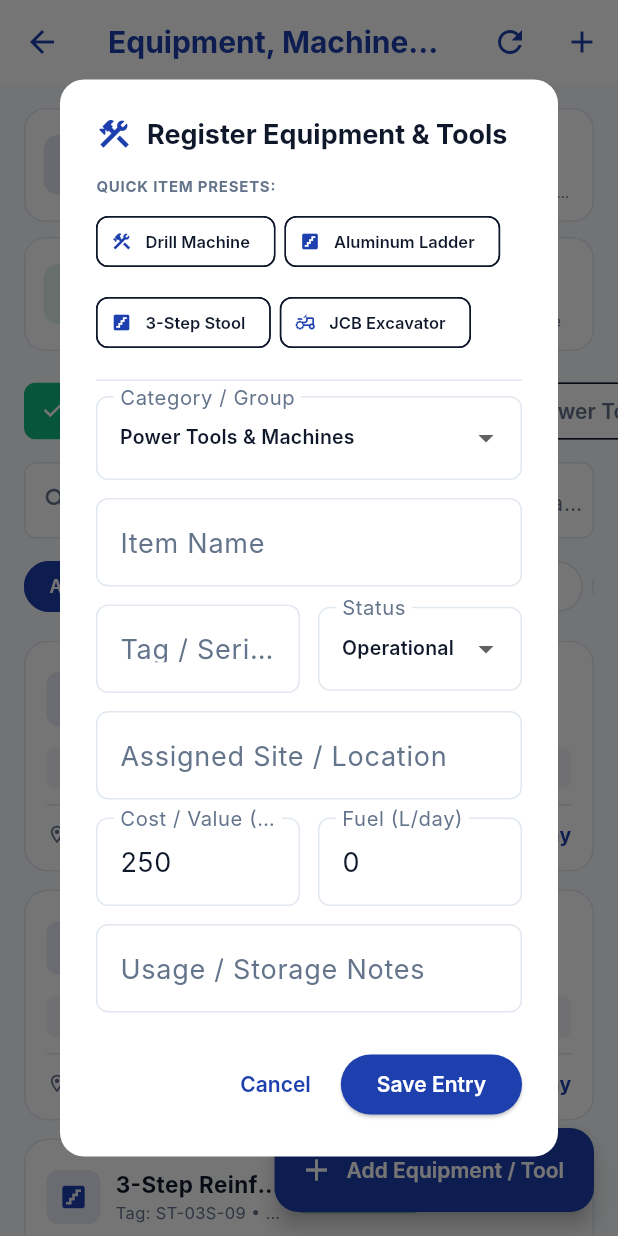
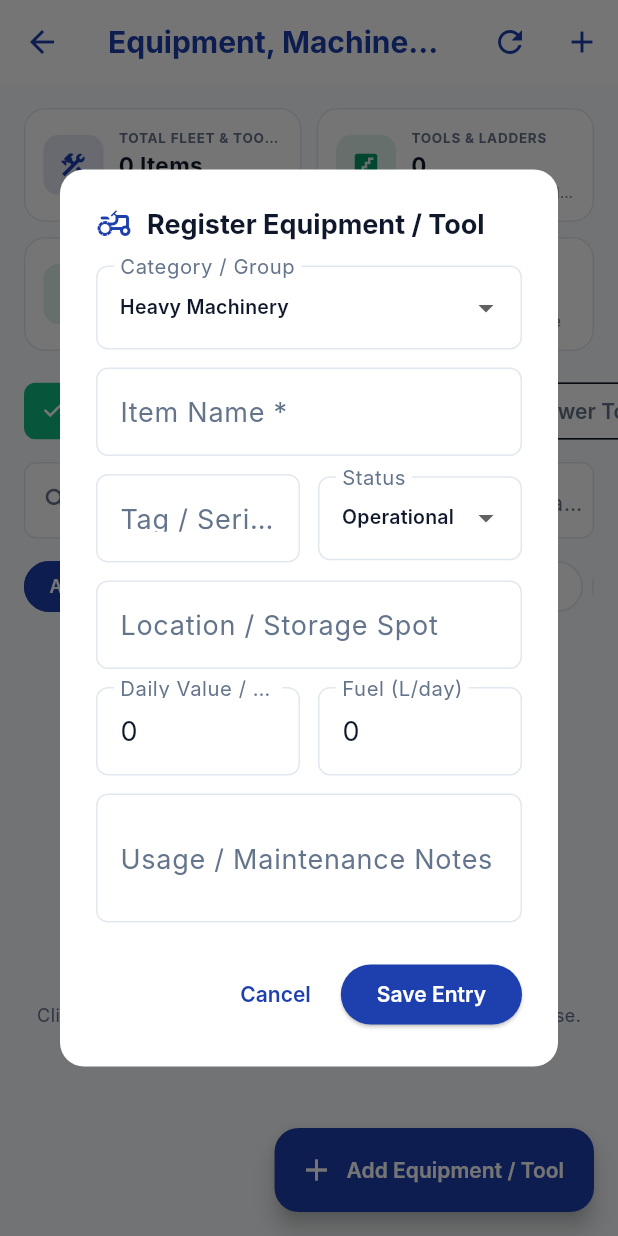
Before and after one commit to najibcode/ibuild, a Flutter app: the EquipmentListScreen screen opened directly, after a tap on the "add" icon, on a phone screen of 412 x 824 dp. Run offline on Flutter 3.47's test engine with Material 3 defaults, Android fonts, the phone set to English and light mode, and no system bars; our stand-ins replace cached_network_image, fl_chart, flutter_dotenv, flutter_riverpod, go_router, image_picker and 2 more; accounts and stored records are empty; Roboto replaces fonts that are missing (Inter).

Commit message:
feat: persist equipment data in Supabase with RLS policies and implement robust repository error handling.

```diff
--- a/lib/features/equipment/data/repositories/supabase_equipment_repository.dart
+++ b/lib/features/equipment/data/repositories/supabase_equipment_repository.dart
@@ -7,110 +7,30 @@ class SupabaseEquipmentRepository {
   SupabaseEquipmentRepository(this._client);
 
   Future<List<EquipmentItem>> fetchEquipment() async {
-    try {
     final response = await _client
         .from('equipment')
         .select()
-          .order('name', ascending: true);
-      final list = (response as List).map((json) => EquipmentItem.fromJson(json)).toList();
-      if (list.isNotEmpty) return list;
-      return _defaultItems();
-    } catch (_) {
-      return _defaultItems();
-    }
+        .order('created_at', ascending: false);
+    return (response as List).map((json) => EquipmentItem.fromJson(json)).toList();
   }
 
-  List<EquipmentItem> _defaultItems() {
-    return [
-      EquipmentItem(
-        id: 'eq-001',
-        name: 'Bosch Heavy Duty Drill Machine',
-        category: 'Power Tools & Machines',
-        tagNumber: 'TL-DRL-101',
-        siteName: 'Lorry / Tool Kit Box',
-        status: 'Operational',
-        rentalCostPerDay: 250,
-        fuelConsumptionLitersPerDay: 0,
-        notes: 'Carried in lorry tool box for lorry maintenance & site drilling',
-        createdAt: DateTime.now(),
-      ),
-      EquipmentItem(
-        id: 'eq-002',
-        name: '12ft Aluminum Extension Ladder',
-        category: 'Ladders & Climbing',
-        tagNumber: 'LD-12F-04',
-        siteName: 'Skyline Towers Phase 1',
-        status: 'In Use',
-        rentalCostPerDay: 150,
-        fuelConsumptionLitersPerDay: 0,
-        notes: 'Heavy duty anti-slip steps',
-        createdAt: DateTime.now(),
-      ),
-      EquipmentItem(
-        id: 'eq-003',
-        name: '3-Step Reinforced Steel Stool',
-        category: 'Ladders & Climbing',
-        tagNumber: 'ST-03S-09',
-        siteName: 'Main Site Warehouse',
-        status: 'Operational',
-        rentalCostPerDay: 80,
-        fuelConsumptionLitersPerDay: 0,
-        notes: 'Foldable large step stool',
-        createdAt: DateTime.now(),
-      ),
-      EquipmentItem(
-        id: 'eq-004',
-        name: 'JCB 3DX Backhoe Excavator',
-        category: 'Heavy Machinery',
-        tagNumber: 'EQ-JCB-909',
-        siteName: 'Sunrise Towers Site',
-        status: 'In Use',
-        rentalCostPerDay: 4500,
-        fuelConsumptionLitersPerDay: 45,
-        notes: 'Includes heavy bucket attachment',
-        createdAt: DateTime.now(),
-      ),
-      EquipmentItem(
-        id: 'eq-005',
-        name: 'Kirloskar 15kVA Power Generator',
-        category: 'Generators & Power Units',
-        tagNumber: 'GN-KIR-201',
-        siteName: 'Main Site',
-        status: 'Operational',
-        rentalCostPerDay: 1200,
-        fuelConsumptionLitersPerDay: 15,
-        notes: 'Backup power generator',
-        createdAt: DateTime.now(),
-      ),
-    ];
-  }
-
-
-  Future<EquipmentItem?> createEquipment(EquipmentItem item) async {
-    try {
+  Future<EquipmentItem> createEquipment(EquipmentItem item) async {
     final response = await _client
         .from('equipment')
         .insert(item.toJson())
         .select()
         .single();
     return EquipmentItem.fromJson(response);
-    } catch (_) {
-      return item;
-    }
   }
 
   Future<void> updateEquipment(EquipmentItem item) async {
-    try {
     await _client
         .from('equipment')
         .update(item.toJson())
         .eq('id', item.id);
-    } catch (_) {}
   }
 
   Future<void> deleteEquipment(String id) async {
-    try {
     await _client.from('equipment').delete().eq('id', id);
-    } catch (_) {}
   }
 }
--- a/lib/features/equipment/presentation/controllers/equipment_controller.dart
+++ b/lib/features/equipment/presentation/controllers/equipment_controller.dart
@@ -42,45 +42,48 @@ class EquipmentController extends StateNotifier<EquipmentState> {
   }
 
   Future<void> loadEquipment() async {
-    state = state.copyWith(isLoading: true);
+    state = state.copyWith(isLoading: true, error: null);
     try {
       final items = await _repo.fetchEquipment();
-      state = state.copyWith(items: items, isLoading: false);
+      state = state.copyWith(items: items, isLoading: false, error: null);
     } catch (e) {
       state = state.copyWith(isLoading: false, error: e.toString());
     }
   }
 
-  Future<void> addEquipment(EquipmentItem item) async {
+  Future<bool> addEquipment(EquipmentItem item) async {
     try {
       final created = await _repo.createEquipment(item);
-      final list = [...state.items, created ?? item];
-      state = state.copyWith(items: list);
+      final list = [created, ...state.items];
+      state = state.copyWith(items: list, error: null);
+      return true;
     } catch (e) {
-      final list = [...state.items, item];
-      state = state.copyWith(items: list);
+      state = state.copyWith(error: e.toString());
+      return false;
     }
   }
 
-  Future<void> updateEquipment(EquipmentItem item) async {
+  Future<bool> updateEquipment(EquipmentItem item) async {
     try {
       await _repo.updateEquipment(item);
       final list = state.items.map((e) => e.id == item.id ? item : e).toList();
-      state = state.copyWith(items: list);
-    } catch (_) {
-      final list = state.items.map((e) => e.id == item.id ? item : e).toList();
-      state = state.copyWith(items: list);
+      state = state.copyWith(items: list, error: null);
+      return true;
+    } catch (e) {
+      state = state.copyWith(error: e.toString());
+      return false;
     }
   }
 
-  Future<void> deleteEquipment(String id) async {
+  Future<bool> deleteEquipment(String id) async {
     try {
       await _repo.deleteEquipment(id);
       final list = state.items.where((e) => e.id != id).toList();
-      state = state.copyWith(items: list);
-    } catch (_) {
-      final list = state.items.where((e) => e.id != id).toList();
-      state = state.copyWith(items: list);
+      state = state.copyWith(items: list, error: null);
+      return true;
+    } catch (e) {
+      state = state.copyWith(error: e.toString());
+      return false;
     }
   }
 }
--- a/lib/features/equipment/presentation/screens/equipment_list_screen.dart
+++ b/lib/features/equipment/presentation/screens/equipment_list_screen.dart
@@ -2,6 +2,7 @@ import 'package:flutter/material.dart';
 import 'package:flutter_riverpod/flutter_riverpod.dart';
 import '../../../../core/theme/app_colors.dart';
 import '../../../../core/widgets/search_filter_bar.dart';
+import '../../../projects/presentation/controllers/project_controller.dart';
 import '../../data/models/equipment_model.dart';
 import '../controllers/equipment_controller.dart';
 
@@ -41,18 +42,21 @@ class _EquipmentListScreenState extends ConsumerState<EquipmentListScreen> {
   }
 
   void _showEquipmentFormDialog(BuildContext context, {EquipmentItem? existingItem}) {
+    final projects = ref.read(projectControllerProvider).projects;
+
     final nameCtrl = TextEditingController(text: existingItem?.name ?? '');
     final tagCtrl = TextEditingController(text: existingItem?.tagNumber ?? '');
     final siteCtrl = TextEditingController(text: existingItem?.siteName ?? '');
     final rentalCtrl = TextEditingController(
-      text: existingItem != null ? existingItem.rentalCostPerDay.toInt().toString() : '250',
+      text: existingItem != null ? existingItem.rentalCostPerDay.toStringAsFixed(0) : '0',
     );
     final fuelCtrl = TextEditingController(
-      text: existingItem != null ? existingItem.fuelConsumptionLitersPerDay.toInt().toString() : '0',
+      text: existingItem != null ? existingItem.fuelConsumptionLitersPerDay.toStringAsFixed(0) : '0',
     );
     final notesCtrl = TextEditingController(text: existingItem?.notes ?? '');
-    String selectedCategory = existingItem?.category ?? 'Power Tools & Machines';
+    String selectedCategory = existingItem?.category ?? _categories.first;
     String selectedStatus = existingItem?.status ?? 'Operational';
+    String? selectedProjectId = existingItem?.projectId;
 
     showDialog(
       context: context,
@@ -71,7 +75,7 @@ class _EquipmentListScreenState extends ConsumerState<EquipmentListScreen> {
                   const SizedBox(width: 10),
                   Expanded(
                     child: Text(
-                      existingItem == null ? 'Register Equipment & Tools' : 'Edit Equipment / Tool',
+                      existingItem == null ? 'Register Equipment / Tool' : 'Edit Equipment / Tool',
                       style: TextStyle(fontSize: 18, color: AppColors.text(context), fontWeight: FontWeight.bold),
                     ),
                   ),
@@ -82,29 +86,7 @@ class _EquipmentListScreenState extends ConsumerState<EquipmentListScreen> {
                   mainAxisSize: MainAxisSize.min,
                   crossAxisAlignment: CrossAxisAlignment.start,
                   children: [
-                    // Quick Presets helper for new entries
-                    if (existingItem == null) ...[
-                      Text(
-                        'QUICK ITEM PRESETS:',
-                        style: TextStyle(fontSize: 10, fontWeight: FontWeight.bold, color: AppColors.mutedText(context), letterSpacing: 0.5),
-                      ),
-                      const SizedBox(height: 6),
-                      Wrap(
-                        spacing: 6,
-                        runSpacing: 6,
-                        children: [
-                          _presetChip('Drill Machine', 'Power Tools & Machines', 'TL-DRL-101', 'Lorry / Tool Box', '250', '0', 'Carried in lorry for site & vehicle work', nameCtrl, tagCtrl, siteCtrl, rentalCtrl, fuelCtrl, notesCtrl, setDialogState, (c) => selectedCategory = c),
-                          _presetChip('Aluminum Ladder', 'Ladders & Climbing', 'LD-12F-04', 'Skyline Phase 1', '150', '0', '12ft heavy duty extension ladder', nameCtrl, tagCtrl, siteCtrl, rentalCtrl, fuelCtrl, notesCtrl, setDialogState, (c) => selectedCategory = c),
-                          _presetChip('3-Step Stool', 'Ladders & Climbing', 'ST-03S-09', 'Main Warehouse', '80', '0', 'Large reinforced step stool', nameCtrl, tagCtrl, siteCtrl, rentalCtrl, fuelCtrl, notesCtrl, setDialogState, (c) => selectedCategory = c),
-                          _presetChip('JCB Excavator', 'Heavy Machinery', 'EQ-JCB-909', 'Sunrise Towers', '4500', '45', 'Heavy excavator bucket', nameCtrl, tagCtrl, siteCtrl, rentalCtrl, fuelCtrl, notesCtrl, setDialogState, (c) => selectedCategory = c),
-                        ],
-                      ),
-                      const SizedBox(height: 14),
-                      const Divider(),
-                      const SizedBox(height: 10),
-                    ],
-
-                    // Category Selection Dropdown
+                    // Category Selection
                     DropdownButtonFormField<String>(
                       value: _categories.contains(selectedCategory) ? selectedCategory : _categories.first,
                       dropdownColor: AppColors.cardBg(context),
@@ -122,13 +104,13 @@ class _EquipmentListScreenState extends ConsumerState<EquipmentListScreen> {
                     ),
                     const SizedBox(height: 12),
 
-                    // Equipment / Tool Name
+                    // Equipment Name
                     TextField(
                       controller: nameCtrl,
                       style: TextStyle(color: AppColors.text(context)),
                       decoration: InputDecoration(
-                        labelText: 'Item Name',
-                        hintText: 'e.g. Bosch Heavy Drill Machine, 12ft Ladder, Large Stool',
+                        labelText: 'Item Name *',
+                        hintText: 'e.g. Bosch Heavy Duty Drill Machine',
                         labelStyle: TextStyle(color: AppColors.mutedText(context)),
                       ),
                     ),
@@ -169,13 +151,45 @@ class _EquipmentListScreenState extends ConsumerState<EquipmentListScreen> {
                     ),
                     const SizedBox(height: 12),
 
-                    // Site / Storage Location
+                    // Project Assignment Dropdown (if projects exist)
+                    if (projects.isNotEmpty) ...[
+                      DropdownButtonFormField<String?>(
+                        value: selectedProjectId,
+                        dropdownColor: AppColors.cardBg(context),
+                        decoration: InputDecoration(
+                          labelText: 'Assigned Project',
+                          labelStyle: TextStyle(color: AppColors.mutedText(context)),
+                        ),
+                        items: [
+                          DropdownMenuItem<String?>(
+                            value: null,
+                            child: Text('Unassigned / Central Pool', style: TextStyle(color: AppColors.text(context), fontSize: 13)),
+                          ),
+                          ...projects.map((p) => DropdownMenuItem<String?>(
+                                value: p.id,
+                                child: Text(p.name, style: TextStyle(color: AppColors.text(context), fontSize: 13)),
+                              )),
+                        ],
+                        onChanged: (val) {
+                          setDialogState(() {
+                            selectedProjectId = val;
+                            if (val != null) {
+                              final matched = projects.firstWhere((p) => p.id == val);
+                              siteCtrl.text = matched.name;
+                            }
+                          });
+                        },
+                      ),
+                      const SizedBox(height: 12),
+                    ],
+
+                    // Site / Storage Location Name
                     TextField(
                       controller: siteCtrl,
                       style: TextStyle(color: AppColors.text(context)),
                       decoration: InputDecoration(
-                        labelText: 'Assigned Site / Location',
-                        hintText: 'e.g. Lorry Tool Box, Skyline Towers, Main Warehouse',
+                        labelText: 'Location / Storage Spot',
+                        hintText: 'e.g. Lorry Tool Box, Main Warehouse, Site B',
                         labelStyle: TextStyle(color: AppColors.mutedText(context)),
                       ),
                     ),
@@ -189,7 +203,7 @@ class _EquipmentListScreenState extends ConsumerState<EquipmentListScreen> {
                             keyboardType: TextInputType.number,
                             style: TextStyle(color: AppColors.text(context)),
                             decoration: InputDecoration(
-                              labelText: 'Cost / Value (₹/day)',
+                              labelText: 'Daily Value / Rate (₹)',
                               labelStyle: TextStyle(color: AppColors.mutedText(context)),
                             ),
                           ),
@@ -211,13 +225,14 @@ class _EquipmentListScreenState extends ConsumerState<EquipmentListScreen> {
                     ),
                     const SizedBox(height: 12),
 
-                    // Notes / Usage description
+                    // Notes / Remarks
                     TextField(
                       controller: notesCtrl,
+                      maxLines: 2,
                       style: TextStyle(color: AppColors.text(context)),
                       decoration: InputDecoration(
-                        labelText: 'Usage / Storage Notes',
-                        hintText: 'e.g. Kept in lorry for vehicle maintenance & drilling',
+                        labelText: 'Usage / Maintenance Notes',
+                        hintText: 'e.g. Carried in lorry for vehicle maintenance & site work',
                         labelStyle: TextStyle(color: AppColors.mutedText(context)),
                       ),
                     ),
@@ -231,7 +246,13 @@ class _EquipmentListScreenState extends ConsumerState<EquipmentListScreen> {
                 ),
                 ElevatedButton(
                   onPressed: () async {
-                    if (nameCtrl.text.trim().isEmpty) return;
+                    if (nameCtrl.text.trim().isEmpty) {
+                      ScaffoldMessenger.of(context).showSnackBar(
+                        const SnackBar(content: Text('Please enter an item name')),
+                      );
+                      return;
+                    }
+
                     final item = EquipmentItem(
                       id: existingItem?.id ?? '',
                       name: nameCtrl.text.trim(),
@@ -240,6 +261,7 @@ class _EquipmentListScreenState extends ConsumerState<EquipmentListScreen> {
                           ? 'EQ-${DateTime.now().millisecondsSinceEpoch.toString().substring(8)}'
                           : tagCtrl.text.trim(),
                       siteName: siteCtrl.text.trim().isEmpty ? 'Main Site' : siteCtrl.text.trim(),
+                      projectId: selectedProjectId,
                       status: selectedStatus,
                       rentalCostPerDay: double.tryParse(rentalCtrl.text) ?? 0.0,
                       fuelConsumptionLitersPerDay: double.tryParse(fuelCtrl.text) ?? 0.0,
@@ -247,22 +269,33 @@ class _EquipmentListScreenState extends ConsumerState<EquipmentListScreen> {
                       createdAt: existingItem?.createdAt ?? DateTime.now(),
                     );
 
+                    final bool success;
                     if (existingItem == null) {
-                      await ref.read(equipmentControllerProvider.notifier).addEquipment(item);
+                      success = await ref.read(equipmentControllerProvider.notifier).addEquipment(item);
                     } else {
-                      await ref.read(equipmentControllerProvider.notifier).updateEquipment(item);
+                      success = await ref.read(equipmentControllerProvider.notifier).updateEquipment(item);
                     }
 
                     if (context.mounted) {
                       Navigator.pop(dialogCtx);
+                      if (success) {
                         ScaffoldMessenger.of(context).showSnackBar(
                           SnackBar(
                             content: Text(existingItem == null
-                              ? 'Equipment / Tool registered successfully'
-                              : 'Equipment / Tool updated successfully'),
+                                ? 'Item registered successfully'
+                                : 'Item updated successfully'),
                             backgroundColor: AppColors.secondary,
                           ),
                         );
+                      } else {
+                        final err = ref.read(equipmentControllerProvider).error ?? 'Operation failed';
+                        ScaffoldMessenger.of(context).showSnackBar(
+                          SnackBar(
+                            content: Text('Failed to save to backend: $err'),
+                            backgroundColor: AppColors.error,
+                          ),
+                        );
+                      }
                     }
                   },
                   style: ElevatedButton.styleFrom(
@@ -279,46 +312,12 @@ class _EquipmentListScreenState extends ConsumerState<EquipmentListScreen> {
     );
   }
 
-  Widget _presetChip(
-    String label,
-    String category,
-    String tag,
-    String site,
-    String rental,
-    String fuel,
-    String notes,
-    TextEditingController nameCtrl,
-    TextEditingController tagCtrl,
-    TextEditingController siteCtrl,
-    TextEditingController rentalCtrl,
-    TextEditingController fuelCtrl,
-    TextEditingController notesCtrl,
-    StateSetter setDialogState,
-    Function(String) setCat,
-  ) {
-    return ActionChip(
-      label: Text(label, style: const TextStyle(fontSize: 11, fontWeight: FontWeight.w600)),
-      avatar: Icon(_getCategoryIcon(category), size: 14),
-      onPressed: () {
-        setDialogState(() {
-          nameCtrl.text = label;
-          tagCtrl.text = tag;
-          siteCtrl.text = site;
-          rentalCtrl.text = rental;
-          fuelCtrl.text = fuel;
-          notesCtrl.text = notes;
-          setCat(category);
-        });
-      },
-    );
-  }
-
   void _confirmDelete(BuildContext context, EquipmentItem item) async {
     final confirm = await showDialog<bool>(
       context: context,
       builder: (ctx) => AlertDialog(
         title: const Text('Delete Equipment / Tool'),
-        content: Text('Are you sure you want to delete "${item.name}"?'),
+        content: Text('Are you sure you want to delete "${item.name}" from the database?'),
         actions: [
           TextButton(onPressed: () => Navigator.pop(ctx, false), child: const Text('Cancel')),
           ElevatedButton(
@@ -331,11 +330,18 @@ class _EquipmentListScreenState extends ConsumerState<EquipmentListScreen> {
     );
 
     if (confirm == true) {
-      await ref.read(equipmentControllerProvider.notifier).deleteEquipment(item.id);
+      final success = await ref.read(equipmentControllerProvider.notifier).deleteEquipment(item.id);
       if (context.mounted) {
+        if (success) {
           ScaffoldMessenger.of(context).showSnackBar(
-          const SnackBar(content: Text('Item deleted successfully')),
+            const SnackBar(content: Text('Item deleted successfully from database')),
           );
+        } else {
+          final err = ref.read(equipmentControllerProvider).error ?? 'Delete failed';
+          ScaffoldMessenger.of(context).showSnackBar(
+            SnackBar(content: Text('Error deleting item: $err'), backgroundColor: AppColors.error),
+          );
+        }
       }
     }
   }
@@ -381,6 +387,35 @@ class _EquipmentListScreenState extends ConsumerState<EquipmentListScreen> {
       ),
       body: eqState.isLoading
           ? const Center(child: CircularProgressIndicator())
+          : eqState.error != null
+              ? Center(
+                  child: Padding(
+                    padding: const EdgeInsets.all(24.0),
+                    child: Column(
+                      mainAxisAlignment: MainAxisAlignment.center,
+                      children: [
+                        const Icon(Icons.cloud_off, size: 64, color: AppColors.error),
+                        const SizedBox(height: 16),
+                        Text(
+                          'Backend Connection Error',
+                          style: TextStyle(fontSize: 18, fontWeight: FontWeight.bold, color: AppColors.text(context)),
+                        ),
+                        const SizedBox(height: 8),
+                        Text(
+                          eqState.error!,
+                          textAlign: TextAlign.center,
+                          style: TextStyle(fontSize: 13, color: AppColors.mutedText(context)),
+                        ),
+                        const SizedBox(height: 20),
+                        ElevatedButton.icon(
+                          onPressed: () => ref.read(equipmentControllerProvider.notifier).loadEquipment(),
+                          icon: const Icon(Icons.refresh),
+                          label: const Text('Retry Connection'),
+                        ),
+                      ],
+                    ),
+                  ),
+                )
               : Column(
                   children: [
                     // Summary Cards
@@ -504,7 +539,7 @@ class _EquipmentListScreenState extends ConsumerState<EquipmentListScreen> {
                                   ),
                                   const SizedBox(height: 4),
                                   Text(
-                                'Add drilling machines, ladders, step stools, or heavy machines.',
+                                    'Click "+ Add Equipment / Tool" to register items in Supabase.',
                                     style: TextStyle(fontSize: 12, color: AppColors.mutedText(context)),
                                   ),
                                 ],
--- a/lib/main.dart
+++ b/lib/main.dart
@@ -369,8 +369,9 @@ class _MainRouterScreenState extends ConsumerState<MainRouterScreen> {
                   ),
                   onTap: () {
                     Navigator.pop(context);
-                    _setMobileTab(MobileScreen.machinery);
+                    _setMobileTab(MobileScreen.equipment);
                   },
+
                 ),
                 ListTile(
                   leading: const Icon(
```
Also changed, not shown: 1 other file. Lines whose indentation alone changed are shown as unchanged.
